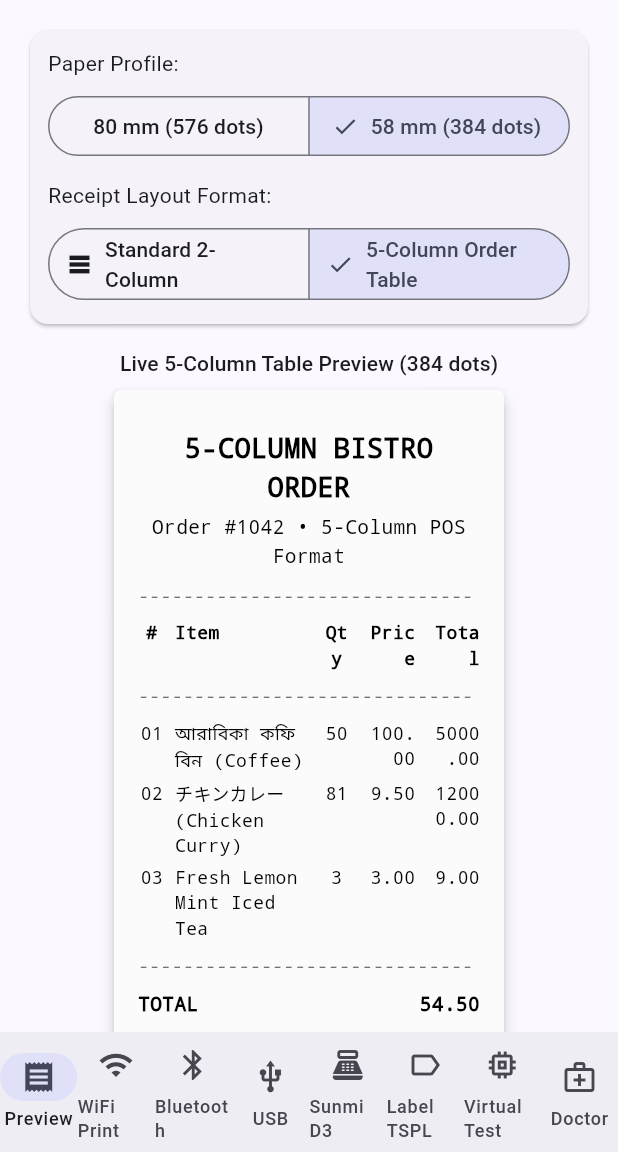
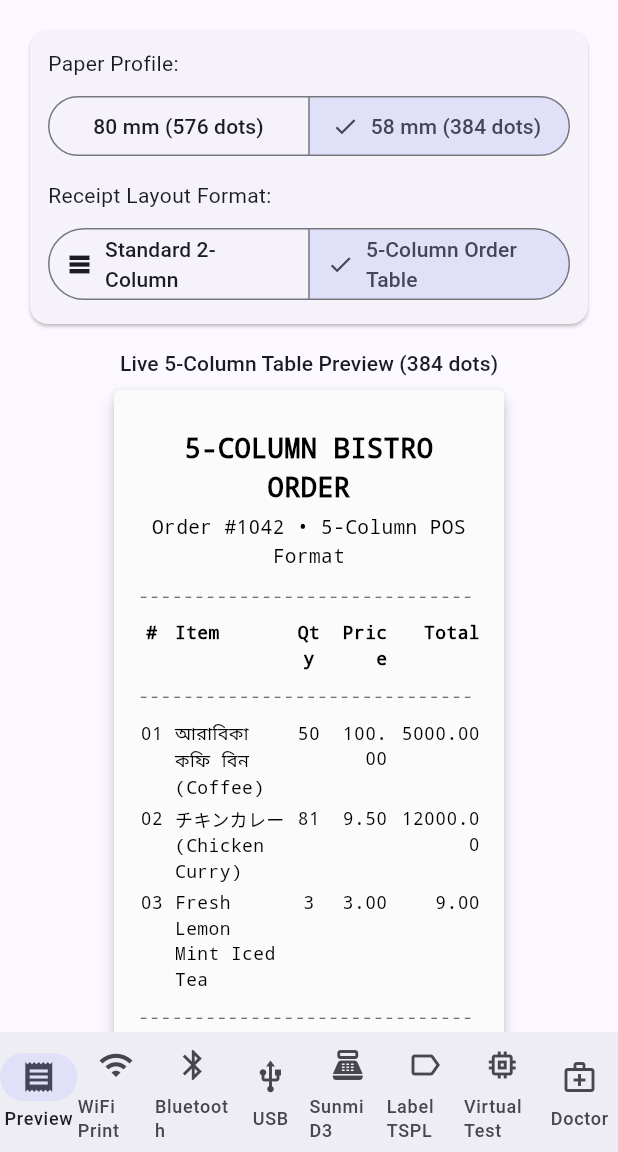
Before and after one commit to Roman-Dewan/posprint_kit, a Flutter app: the screen it shows after launch, after a tap on "58 mm (384 dots)", after a tap on "5-Column Order Table", on a phone screen of 412 x 824 dp, the part 84-1236 px from its top. Run offline on Flutter 3.47's test engine with Material 3 defaults, Android fonts, the phone set to English and light mode, and no system bars; our stand-ins replace plugin_platform_interface; missing offline and left inert: qr; accounts and stored records are empty.

Commit message:
fix: divider wrapping on Bluetooth, WiFi, and inner printer; simplify Bluetooth UI to 58mm/80mm

```diff
--- a/example/lib/main.dart
+++ b/example/lib/main.dart
@@ -139,32 +139,32 @@ class _HomeScreenState extends State<HomeScreen> {
       ..divider()
       ..columns([
         const PosColumn(text: '#', width: 1, align: PosAlign.center),
-        const PosColumn(text: 'Item', width: 5),
+        const PosColumn(text: 'Item', width: 4),
         const PosColumn(text: 'Qty', width: 1, align: PosAlign.center),
         const PosColumn(text: 'Price', width: 2, align: PosAlign.right),
-        const PosColumn(text: 'Total', width: 2, align: PosAlign.right),
+        const PosColumn(text: 'Total', width: 3, align: PosAlign.right),
       ], bold: true)
       ..divider()
       ..columns([
         const PosColumn(text: '01', width: 1, align: PosAlign.center),
-        const PosColumn(text: 'আরাবিকা কফি বিন (Coffee)', width: 5),
+        const PosColumn(text: 'আরাবিকা কফি বিন (Coffee)', width: 4),
         const PosColumn(text: '50', width: 1, align: PosAlign.center),
         const PosColumn(text: '100.00', width: 2, align: PosAlign.right),
-        const PosColumn(text: '5000.00', width: 2, align: PosAlign.right),
+        const PosColumn(text: '5000.00', width: 3, align: PosAlign.right),
       ], languageTag: 'bn')
       ..columns([
         const PosColumn(text: '02', width: 1, align: PosAlign.center),
-        const PosColumn(text: 'チキンカレー (Chicken Curry)', width: 5),
+        const PosColumn(text: 'チキンカレー (Chicken Curry)', width: 4),
         const PosColumn(text: '81', width: 1, align: PosAlign.center),
         const PosColumn(text: '9.50', width: 2, align: PosAlign.right),
-        const PosColumn(text: '12000.00', width: 2, align: PosAlign.right),
+        const PosColumn(text: '12000.00', width: 3, align: PosAlign.right),
       ], languageTag: 'ja')
       ..columns([
         const PosColumn(text: '03', width: 1, align: PosAlign.center),
-        const PosColumn(text: 'Fresh Lemon Mint Iced Tea', width: 5),
+        const PosColumn(text: 'Fresh Lemon Mint Iced Tea', width: 4),
         const PosColumn(text: '3', width: 1, align: PosAlign.center),
         const PosColumn(text: '3.00', width: 2, align: PosAlign.right),
-        const PosColumn(text: '9.00', width: 2, align: PosAlign.right),
+        const PosColumn(text: '9.00', width: 3, align: PosAlign.right),
       ])
       ..divider()
       ..total('TOTAL', '54.50')
@@ -920,49 +920,15 @@ class _HomeScreenState extends State<HomeScreen> {
                         label: Text('80 mm'),
                         icon: Icon(Icons.table_restaurant),
                       ),
-                      ButtonSegment(
-                        value: PrinterProfile.sunmi80,
-                        label: Text('Sunmi 80 mm'),
-                        icon: Icon(Icons.print),
-                      ),
                     ],
                     selected: {
-                      _selectedProfile == PrinterProfile.sunmi80 ||
-                              _selectedProfile == PrinterProfile.sunmi58
-                          ? PrinterProfile.sunmi80
-                          : (_selectedProfile == PrinterProfile.generic80
-                              ? PrinterProfile.generic80
-                              : PrinterProfile.generic58)
+                      _selectedProfile.dotsWidth <= 384
+                          ? PrinterProfile.generic58
+                          : PrinterProfile.generic80
                     },
                     onSelectionChanged: (set) =>
                         setState(() => _selectedProfile = set.first),
                   ),
-                  if (_selectedProfile == PrinterProfile.sunmi80 ||
-                      _isSunmiDevice ||
-                      _selectedBtDevice?.name.toLowerCase().contains('innerprinter') == true ||
-                      _selectedBtDevice?.name.toLowerCase().contains('sunmi') == true) ...[
-                    const SizedBox(height: 8.0),
-                    Container(
-                      padding: const EdgeInsets.all(8.0),
-                      decoration: BoxDecoration(
-                        color: Colors.amber.shade50,
-                        borderRadius: BorderRadius.circular(6.0),
-                        border: Border.all(color: Colors.amber.shade300),
-                      ),
-                      child: const Row(
-                        children: [
-                          Icon(Icons.info_outline, size: 16, color: Colors.orange),
-                          SizedBox(width: 6.0),
-                          Expanded(
-                            child: Text(
-                              'Sunmi Profile active: renders all text & barcodes as thermal raster graphics to bypass Sunmi firmware ASCII drops.',
-                              style: TextStyle(fontSize: 12, color: Colors.brown),
-                            ),
-                          ),
-                        ],
-                      ),
-                    ),
-                  ],
                 ],
               ),
             ),
--- a/lib/src/core/commands.dart
+++ b/lib/src/core/commands.dart
@@ -413,4 +413,28 @@ class Commands {
     result.fillRange(header.length, result.length, 0xFF);
     return result;
   }
+
+  /// Generates a dashed 1-bit raster horizontal divider line across [dotsWidth] pixels
+  /// of height [heightDots] dots (default 2 dots).
+  ///
+  /// Uses a repeating pattern of 4 black dots followed by 4 white dots (0xF0) per byte,
+  /// ensuring the divider line never wraps onto a second line and always spans the exact
+  /// thermal paper roll width.
+  static Uint8List rasterDashedLine({
+    required int dotsWidth,
+    int heightDots = 2,
+    int patternByte = 0xF0,
+  }) {
+    final clampedHeight = heightDots.clamp(1, 255);
+    final bytesPerLine = (dotsWidth + 7) ~/ 8;
+    final header = rasterHeader(
+      bytesPerLine: bytesPerLine,
+      heightDots: clampedHeight,
+    );
+    final totalDataLen = bytesPerLine * clampedHeight;
+    final result = Uint8List(header.length + totalDataLen);
+    result.setRange(0, header.length, header);
+    result.fillRange(header.length, result.length, patternByte & 0xFF);
+    return result;
+  }
 }
```
Also changed, not shown: lib/src/core/receipt_encoder.dart (+19 -7 lines), 2 other files.
